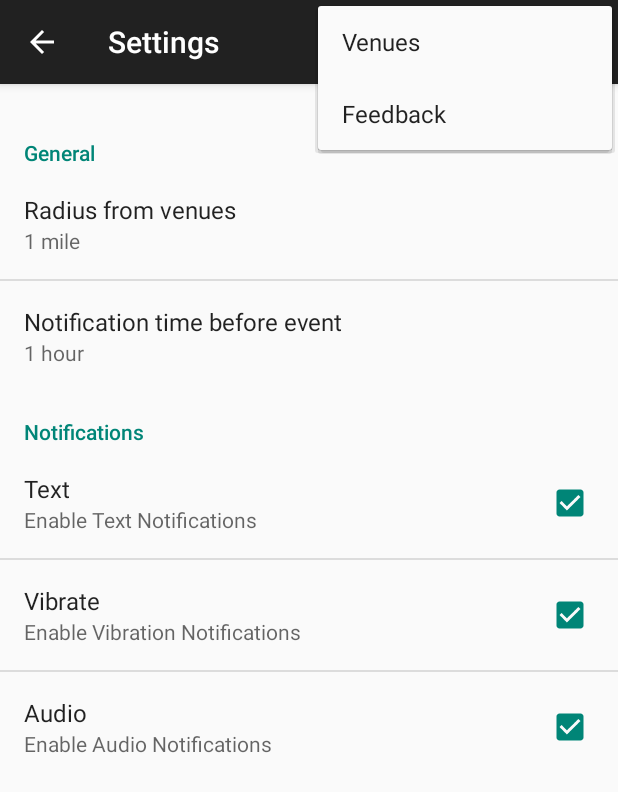
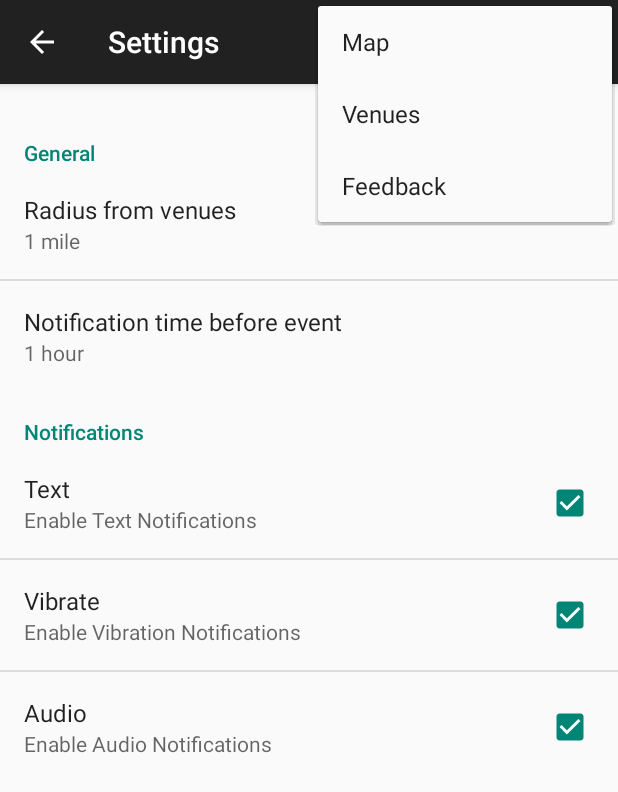
Before and after one commit to dukehal/TriangleTraffic, an Android app: the SettingsActivity screen opened directly, with no data from a screen before it, with the options menu open, on a phone screen of 412 x 824 dp. Shown: the top 792 px of the screen. Run offline under Robolectric (Android 15) with nearby library versions, the phone set to English and light mode, and no system bars.

Commit message:
Added map link to action bar menus.

```diff
--- a/app/src/main/java/edu/duke/pratt/hal/triangletraffic/activities/FeedbackActivity.java
+++ b/app/src/main/java/edu/duke/pratt/hal/triangletraffic/activities/FeedbackActivity.java
@@ -239,6 +239,9 @@ public class FeedbackActivity extends ActionBarActivity implements GoogleApiClie
         } else if (id == R.id.action_venues) {
             Intent intent = new Intent(this, VenuesActivity.class);
             startActivity(intent);
+        } else if (id == R.id.action_map) {
+            Intent intent = new Intent(this, MapsActivity.class);
+            startActivity(intent);
         } else if (id == android.R.id.home) {
             this.finish();
             return true;
--- a/app/src/main/java/edu/duke/pratt/hal/triangletraffic/activities/SettingsActivity.java
+++ b/app/src/main/java/edu/duke/pratt/hal/triangletraffic/activities/SettingsActivity.java
@@ -39,6 +39,9 @@ public class SettingsActivity extends ActionBarActivity {
         }  else if (id == R.id.action_feedback) {
             Intent intent = new Intent(this, FeedbackActivity.class);
             startActivity(intent);
+        } else if (id == R.id.action_map) {
+            Intent intent = new Intent(this, MapsActivity.class);
+            startActivity(intent);
         } else if (id == android.R.id.home) {
             this.finish();
             return true;
--- a/app/src/main/java/edu/duke/pratt/hal/triangletraffic/activities/VenuesActivity.java
+++ b/app/src/main/java/edu/duke/pratt/hal/triangletraffic/activities/VenuesActivity.java
@@ -135,6 +135,9 @@ public class VenuesActivity extends ActionBarActivity implements GoogleApiClient
         if (id == R.id.action_settings) {
             Intent intent = new Intent(this, SettingsActivity.class);
             startActivity(intent);
+        } else if (id == R.id.action_map) {
+            Intent intent = new Intent(this, MapsActivity.class);
+            startActivity(intent);
         } else if (id == android.R.id.home) {
             this.finish();
             return true;
--- a/app/src/main/res/menu/menu_feedback.xml
+++ b/app/src/main/res/menu/menu_feedback.xml
@@ -2,6 +2,8 @@
     xmlns:app="http://schemas.android.com/apk/res-auto"
     xmlns:tools="http://schemas.android.com/tools"
     tools:context="edu.duke.pratt.hal.triangletraffic.activities.FeedbackActivity">
+    <item android:id="@+id/action_map" android:title="@string/action_map"
+        android:orderInCategory="100" app:showAsAction="never" />
     <item android:id="@+id/action_settings" android:title="@string/action_settings"
         android:orderInCategory="100" app:showAsAction="never" />
     <item android:id="@+id/action_venues" android:title="@string/action_venues"
--- a/app/src/main/res/menu/menu_settings.xml
+++ b/app/src/main/res/menu/menu_settings.xml
@@ -2,6 +2,8 @@
     xmlns:app="http://schemas.android.com/apk/res-auto"
     xmlns:tools="http://schemas.android.com/tools"
     tools:context="edu.duke.pratt.hal.triangletraffic.activities.SettingsActivity">
+    <item android:id="@+id/action_map" android:title="@string/action_map"
+        android:orderInCategory="100" app:showAsAction="never" />
     <item android:id="@+id/action_venues" android:title="@string/action_venues"
         android:orderInCategory="100" app:showAsAction="never" />
     <item android:id="@+id/action_feedback" android:title="@string/action_feedback"
--- a/app/src/main/res/menu/menu_venues.xml
+++ b/app/src/main/res/menu/menu_venues.xml
@@ -2,7 +2,9 @@
     xmlns:app="http://schemas.android.com/apk/res-auto"
     xmlns:tools="http://schemas.android.com/tools"
     tools:context="edu.duke.pratt.hal.triangletraffic.activities.VenuesActivity">
-    <item android:id="@+id/action_settings" android:title="@string/action_settings"
+
+    <item android:id="@+id/action_map" android:title="@string/action_map"
+        android:orderInCategory="100" app:showAsAction="never" /><item android:id="@+id/action_settings" android:title="@string/action_settings"
         android:orderInCategory="100" app:showAsAction="never" />
     <item android:id="@+id/action_feedback" android:title="Feedback"
         android:orderInCategory="100" app:showAsAction="never" />
--- a/app/src/main/res/values/strings.xml
+++ b/app/src/main/res/values/strings.xml
@@ -9,6 +9,7 @@
     <string name="action_settings">Settings</string>
     <string name="action_venues">Venues</string>
     <string name="action_feedback">Feedback</string>
+    <string name="action_map">Map</string>
     <string name="title_activity_info">infoActivity</string>
     <string name="title_activity_info_window">infoWindow</string>
     <string name="venue_notifications_toggle">Select All</string>
```
